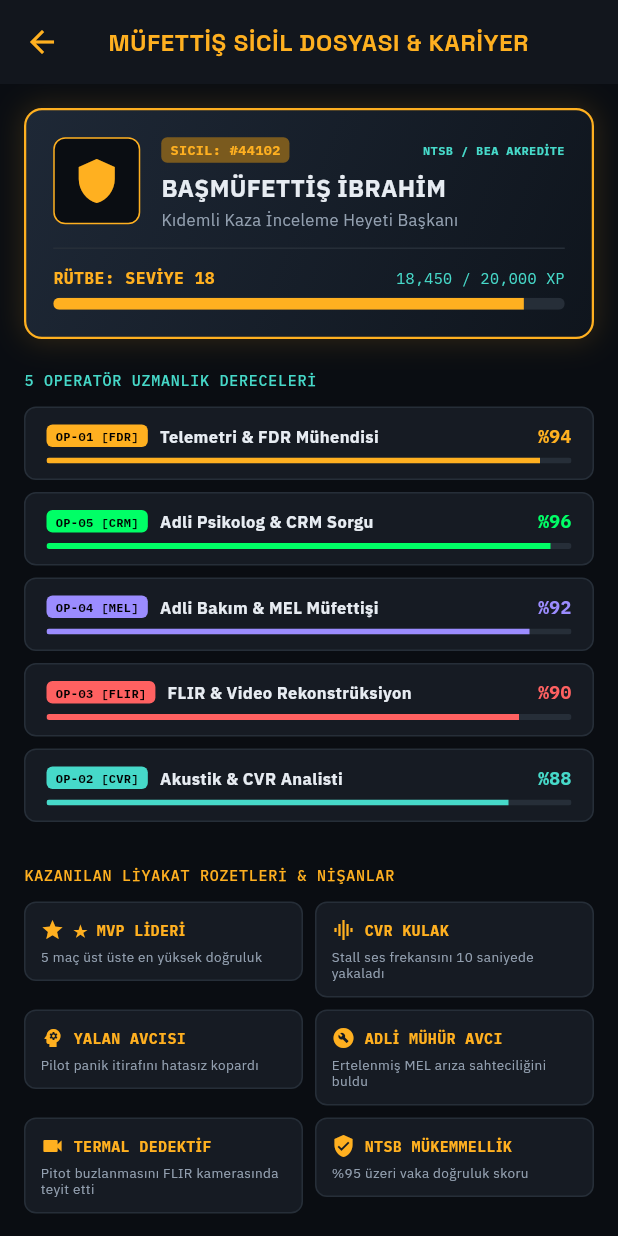
After one commit to mirazbey/BLACKBOX-AIRCRASHREPORT, a Flutter app: the screen it shows after launch, after a tap on "SİCİL: #44102", on a phone screen of 412 x 824 dp. The commit adds this screen. Run offline on Flutter 3.47's test engine with Material 3 defaults, Android fonts, the phone set to English and light mode, and no system bars; our stand-ins replace fl_chart, google_fonts, video_player.

Commit message:
feat: add inspector career profile, bureau ID hologram, operator mastery gauges, and achievement medals

```diff
--- a/lib/ui/screens/home_screen.dart
+++ b/lib/ui/screens/home_screen.dart
@@ -6,6 +6,7 @@ import '../../providers/matchmaking_provider.dart';
 import 'matchmaking_screen.dart';
 import 'investigation_screen.dart';
 import 'case_dossier_library_screen.dart';
+import 'inspector_profile_screen.dart';
 
 class HomeScreen extends StatelessWidget {
   const HomeScreen({super.key});
@@ -43,16 +44,31 @@ class HomeScreen extends StatelessWidget {
                       ),
                     ],
                   ),
-                  Container(
-                    padding: const EdgeInsets.symmetric(horizontal: 8, vertical: 4),
-                    decoration: BoxDecoration(
-                      color: AppTheme.surfaceAlt,
-                      borderRadius: BorderRadius.circular(4),
-                      border: Border.all(color: AppTheme.surfaceBorder),
-                    ),
-                    child: Text(
-                      'SICIL: #44102',
-                      style: Theme.of(context).textTheme.labelSmall,
+                  InkWell(
+                    onTap: () {
+                      Navigator.push(
+                        context,
+                        MaterialPageRoute(builder: (_) => const InspectorProfileScreen()),
+                      );
+                    },
+                    borderRadius: BorderRadius.circular(4),
+                    child: Container(
+                      padding: const EdgeInsets.symmetric(horizontal: 8, vertical: 4),
+                      decoration: BoxDecoration(
+                        color: AppTheme.surfaceAlt,
+                        borderRadius: BorderRadius.circular(4),
+                        border: Border.all(color: AppTheme.amber),
+                      ),
+                      child: Row(
+                        children: const [
+                          Icon(Icons.badge, size: 12, color: AppTheme.amber),
+                          SizedBox(width: 4),
+                          Text(
+                            'SİCİL: #44102',
+                            style: TextStyle(fontSize: 10, color: AppTheme.amber, fontWeight: FontWeight.bold, fontFamily: 'IBM Plex Mono'),
+                          ),
+                        ],
+                      ),
                     ),
                   ),
                 ],
--- /dev/null
+++ b/lib/ui/screens/inspector_profile_screen.dart
@@ -0,0 +1,323 @@
+import 'package:flutter/material.dart';
+import '../../theme/app_theme.dart';
+
+class InspectorProfileScreen extends StatelessWidget {
+  const InspectorProfileScreen({super.key});
+
+  @override
+  Widget build(BuildContext context) {
+    return Scaffold(
+      appBar: AppBar(
+        title: const Text('MÜFETTİŞ SİCİL DOSYASI & KARİYER'),
+      ),
+      body: ListView(
+        padding: const EdgeInsets.all(16),
+        children: [
+          // Holographic Bureau ID Card
+          Container(
+            padding: const EdgeInsets.all(18),
+            decoration: BoxDecoration(
+              gradient: const LinearGradient(
+                begin: Alignment.topLeft,
+                end: Alignment.bottomRight,
+                colors: [Color(0xFF1E2836), Color(0xFF0F151D)],
+              ),
+              borderRadius: BorderRadius.circular(12),
+              border: Border.all(color: AppTheme.amber, width: 1.5),
+              boxShadow: [
+                BoxShadow(
+                  color: AppTheme.amber.withAlpha(40),
+                  blurRadius: 16,
+                  spreadRadius: 1,
+                ),
+              ],
+            ),
+            child: Column(
+              crossAxisAlignment: CrossAxisAlignment.start,
+              children: [
+                Row(
+                  crossAxisAlignment: CrossAxisAlignment.start,
+                  children: [
+                    // Avatar / Badge Icon
+                    Container(
+                      width: 58,
+                      height: 58,
+                      decoration: BoxDecoration(
+                        color: AppTheme.background,
+                        borderRadius: BorderRadius.circular(8),
+                        border: Border.all(color: AppTheme.amber),
+                      ),
+                      child: const Center(
+                        child: Icon(Icons.shield, color: AppTheme.amber, size: 32),
+                      ),
+                    ),
+                    const SizedBox(width: 14),
+                    Expanded(
+                      child: Column(
+                        crossAxisAlignment: CrossAxisAlignment.start,
+                        children: [
+                          Row(
+                            children: [
+                              Container(
+                                padding: const EdgeInsets.symmetric(horizontal: 6, vertical: 2),
+                                decoration: BoxDecoration(
+                                  color: AppTheme.amberDim,
+                                  borderRadius: BorderRadius.circular(4),
+                                ),
+                                child: const Text(
+                                  'SICIL: #44102',
+                                  style: TextStyle(fontSize: 9, color: AppTheme.amber, fontWeight: FontWeight.bold, fontFamily: 'IBM Plex Mono'),
+                                ),
+                              ),
+                              const Spacer(),
+                              const Text(
+                                'NTSB / BEA AKREDİTE',
+                                style: TextStyle(fontSize: 8, color: AppTheme.cyan, fontFamily: 'IBM Plex Mono', fontWeight: FontWeight.bold),
+                              ),
+                            ],
+                          ),
+                          const SizedBox(height: 6),
+                          const Text(
+                            'BAŞMÜFETTİŞ İBRAHİM',
+                            style: TextStyle(fontSize: 16, fontWeight: FontWeight.bold, color: AppTheme.textPrimary),
+                          ),
+                          const SizedBox(height: 2),
+                          const Text(
+                            'Kıdemli Kaza İnceleme Heyeti Başkanı',
+                            style: TextStyle(fontSize: 11, color: AppTheme.textDim),
+                          ),
+                        ],
+                      ),
+                    ),
+                  ],
+                ),
+                const Divider(color: AppTheme.surfaceBorder, height: 24),
+
+                // XP & Level Progression Bar
+                Row(
+                  mainAxisAlignment: MainAxisAlignment.spaceBetween,
+                  children: [
+                    const Text('RÜTBE: SEVİYE 18', style: TextStyle(fontSize: 11, fontWeight: FontWeight.bold, color: AppTheme.amber, fontFamily: 'IBM Plex Mono')),
+                    const Text('18,450 / 20,000 XP', style: TextStyle(fontSize: 10, color: AppTheme.cyan, fontFamily: 'IBM Plex Mono')),
+                  ],
+                ),
+                const SizedBox(height: 6),
+                ClipRRect(
+                  borderRadius: BorderRadius.circular(4),
+                  child: const LinearProgressIndicator(
+                    value: 0.92,
+                    backgroundColor: AppTheme.surfaceBorder,
+                    valueColor: AlwaysStoppedAnimation(AppTheme.amber),
+                    minHeight: 8,
+                  ),
+                ),
+              ],
+            ),
+          ),
+          const SizedBox(height: 20),
+
+          // 5 Operator Mastery Section
+          Text(
+            '5 OPERATÖR UZMANLIK DERECELERİ',
+            style: Theme.of(context).textTheme.labelSmall?.copyWith(color: AppTheme.cyan),
+          ),
+          const SizedBox(height: 10),
+
+          _buildMasteryTile(context, 'OP-01 [FDR]', 'Telemetri & FDR Mühendisi', 0.94, AppTheme.amber, '14 Vaka Çözüldü'),
+          _buildMasteryTile(context, 'OP-05 [CRM]', 'Adli Psikolog & CRM Sorgu', 0.96, AppTheme.green, '16 Vaka Çözüldü'),
+          _buildMasteryTile(context, 'OP-04 [MEL]', 'Adli Bakım & MEL Müfettişi', 0.92, AppTheme.violet, '13 Vaka Çözüldü'),
+          _buildMasteryTile(context, 'OP-03 [FLIR]', 'FLIR & Video Rekonstrüksiyon', 0.90, AppTheme.red, '12 Vaka Çözüldü'),
+          _buildMasteryTile(context, 'OP-02 [CVR]', 'Akustik & CVR Analisti', 0.88, AppTheme.cyan, '11 Vaka Çözüldü'),
+
+          const SizedBox(height: 20),
+
+          // Unlocked Medals & Badges Grid
+          Text(
+            'KAZANILAN LİYAKAT ROZETLERİ & NİŞANLAR',
+            style: Theme.of(context).textTheme.labelSmall?.copyWith(color: AppTheme.amber),
+          ),
+          const SizedBox(height: 10),
+
+          Wrap(
+            spacing: 8,
+            runSpacing: 8,
+            children: const [
+              _BadgeCard(icon: Icons.star, title: '★ MVP LİDERİ', desc: '5 maç üst üste en yüksek doğruluk'),
+              _BadgeCard(icon: Icons.graphic_eq, title: 'CVR KULAK', desc: 'Stall ses frekansını 10 saniyede yakaladı'),
+              _BadgeCard(icon: Icons.psychology, title: 'YALAN AVCISI', desc: 'Pilot panik itirafını hatasız kopardı'),
+              _BadgeCard(icon: Icons.build_circle, title: 'ADLİ MÜHÜR AVCI', desc: 'Ertelenmiş MEL arıza sahteciliğini buldu'),
+              _BadgeCard(icon: Icons.videocam, title: 'TERMAL DEDEKTİF', desc: 'Pitot buzlanmasını FLIR kamerasında teyit etti'),
+              _BadgeCard(icon: Icons.verified_user, title: 'NTSB MÜKEMMELLİK', desc: '%95 üzeri vaka doğruluk skoru'),
+            ],
+          ),
+          const SizedBox(height: 24),
+
+          // Solved Case History
+          Text(
+            'TAMAMLANAN SORUŞTURMA KAYITLARI',
+            style: Theme.of(context).textTheme.labelSmall?.copyWith(color: AppTheme.textDim),
+          ),
+          const SizedBox(height: 10),
+
+          _buildCaseHistoryItem(context, 'CASE-017: Atlantik Gecesi', 'Airbus A330 • %96 Doğruluk • +520 XP', 'TAM ÇÖZÜM', AppTheme.green),
+          _buildCaseHistoryItem(context, 'CASE-002: Hayalet Uçak', 'Boeing 737 • %92 Doğruluk • +480 XP', 'TAM ÇÖZÜM', AppTheme.green),
+          _buildCaseHistoryItem(context, 'CASE-001: Sisli Pist', 'Boeing 747 • Kilitli (Rütbe 20 Gerekli)', 'KİLİTLİ', AppTheme.red),
+          const SizedBox(height: 16),
+        ],
+      ),
+    );
+  }
+
+  static Widget _buildMasteryTile(
+    BuildContext context,
+    String code,
+    String title,
+    double progress,
+    Color color,
+    String subtitle,
+  ) {
+    return Container(
+      margin: const EdgeInsets.only(bottom: 8),
+      padding: const EdgeInsets.symmetric(horizontal: 14, vertical: 10),
+      decoration: BoxDecoration(
+        color: AppTheme.surfaceAlt,
+        borderRadius: BorderRadius.circular(8),
+        border: Border.all(color: AppTheme.surfaceBorder),
+      ),
+      child: Column(
+        crossAxisAlignment: CrossAxisAlignment.start,
+        children: [
+          Row(
+            children: [
+              Container(
+                padding: const EdgeInsets.symmetric(horizontal: 6, vertical: 2),
+                decoration: BoxDecoration(
+                  color: color,
+                  borderRadius: BorderRadius.circular(4),
+                ),
+                child: Text(
+                  code,
+                  style: const TextStyle(fontSize: 8, fontWeight: FontWeight.bold, color: Colors.black, fontFamily: 'IBM Plex Mono'),
+                ),
+              ),
+              const SizedBox(width: 8),
+              Text(
+                title,
+                style: const TextStyle(fontSize: 11, fontWeight: FontWeight.bold, color: AppTheme.textPrimary),
+              ),
+              const Spacer(),
+              Text(
+                '%${(progress * 100).toInt()}',
+                style: TextStyle(fontSize: 12, fontWeight: FontWeight.bold, color: color, fontFamily: 'IBM Plex Mono'),
+              ),
+            ],
+          ),
+          const SizedBox(height: 6),
+          ClipRRect(
+            borderRadius: BorderRadius.circular(2),
+            child: LinearProgressIndicator(
+              value: progress,
+              backgroundColor: AppTheme.surfaceBorder,
+              valueColor: AlwaysStoppedAnimation(color),
+              minHeight: 4,
+            ),
+          ),
+        ],
+      ),
+    );
+  }
+
+  static Widget _buildCaseHistoryItem(
+    BuildContext context,
+    String title,
+    String details,
+    String status,
+    Color statusColor,
+  ) {
+    return Container(
+      margin: const EdgeInsets.only(bottom: 8),
+      padding: const EdgeInsets.all(12),
+      decoration: BoxDecoration(
+        color: AppTheme.surfaceAlt,
+        borderRadius: BorderRadius.circular(6),
+        border: Border.all(color: AppTheme.surfaceBorder),
+      ),
+      child: Row(
+        children: [
+          Icon(Icons.history_edu, color: statusColor, size: 20),
+          const SizedBox(width: 10),
+          Expanded(
+            child: Column(
+              crossAxisAlignment: CrossAxisAlignment.start,
+              children: [
+                Text(title, style: const TextStyle(fontSize: 12, fontWeight: FontWeight.bold, color: AppTheme.textPrimary)),
+                Text(details, style: const TextStyle(fontSize: 10, color: AppTheme.textDim)),
+              ],
+            ),
+          ),
+          Container(
+            padding: const EdgeInsets.symmetric(horizontal: 6, vertical: 2),
+            decoration: BoxDecoration(
+              color: statusColor.withAlpha(40),
+              borderRadius: BorderRadius.circular(4),
+              border: Border.all(color: statusColor),
+            ),
+            child: Text(
+              status,
+              style: TextStyle(fontSize: 8, fontWeight: FontWeight.bold, color: statusColor, fontFamily: 'IBM Plex Mono'),
+            ),
+          ),
+        ],
+      ),
+    );
+  }
+}
+
+class _BadgeCard extends StatelessWidget {
+  final IconData icon;
+  final String title;
+  final String desc;
+
+  const _BadgeCard({
+    required this.icon,
+    required this.title,
+    required this.desc,
+  });
+
+  @override
+  Widget build(BuildContext context) {
+    return Container(
+      width: (MediaQuery.of(context).size.width - 40) / 2,
+      padding: const EdgeInsets.all(10),
+      decoration: BoxDecoration(
+        color: AppTheme.surfaceAlt,
+        borderRadius: BorderRadius.circular(8),
+        border: Border.all(color: AppTheme.surfaceBorder),
+      ),
+      child: Column(
+        crossAxisAlignment: CrossAxisAlignment.start,
+        children: [
+          Row(
+            children: [
+              Icon(icon, color: AppTheme.amber, size: 16),
+              const SizedBox(width: 6),
+              Expanded(
+                child: Text(
+                  title,
+                  style: const TextStyle(fontSize: 10, fontWeight: FontWeight.bold, color: AppTheme.amber, fontFamily: 'IBM Plex Mono'),
+                  maxLines: 1,
+                  overflow: TextOverflow.ellipsis,
+                ),
+              ),
+            ],
+          ),
+          const SizedBox(height: 4),
+          Text(
+            desc,
+            style: const TextStyle(fontSize: 9, color: AppTheme.textDim, height: 1.2),
+          ),
+        ],
+      ),
+    );
+  }
+}
```
